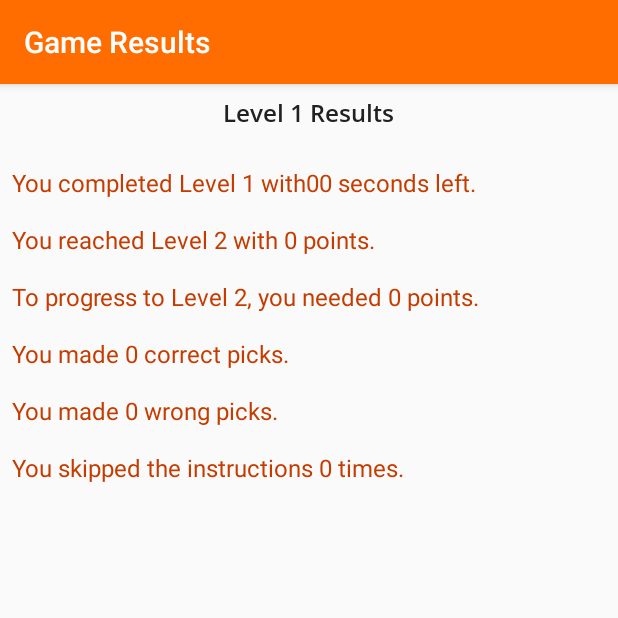
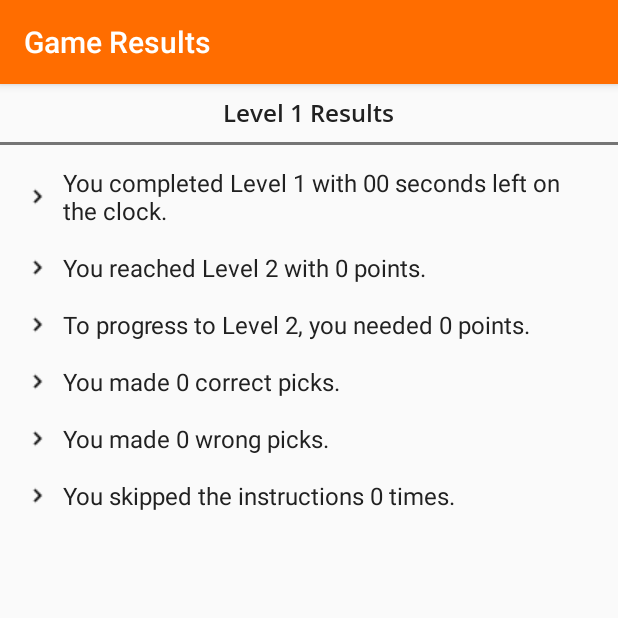
Before and after one commit to IsaacAsante/ColorCards, an Android app: the GameResultActivity screen opened directly, with no data from a screen before it, on a phone screen of 412 x 824 dp, the top half of it. Run offline under Robolectric (Android 15) with nearby library versions, the phone set to English and light mode, and no system bars; our stand-ins replace AdMob; libraries missing offline, so code that uses them is left out: com.applovin.sdk; 9 statements that could not run were skipped.

Commit message:
Layout enhancements on activity_game_result.xml and other minor changes.

```diff
--- a/src/main/java/com/nexrank/isaac/coloredcardsbraingame/FragmentUserProgress.java
+++ b/src/main/java/com/nexrank/isaac/coloredcardsbraingame/FragmentUserProgress.java
@@ -38,7 +38,7 @@ public class FragmentUserProgress extends Fragment {
     // Countdown-related fields
     private CountDownTimer timer;
     private long millisForCurrentLevel;
-    private final long INITIAL_TIME = 120000; // Must be 1min
+    private final long INITIAL_TIME = 30000; // Must be 1min
     private final long COUNTDOWN_INTERVAL = 1000;
     private final long BONUS_TIME = 60000;
 
--- a/src/main/java/com/nexrank/isaac/coloredcardsbraingame/GameResultActivity.java
+++ b/src/main/java/com/nexrank/isaac/coloredcardsbraingame/GameResultActivity.java
@@ -47,9 +47,9 @@ public class GameResultActivity extends AppCompatActivity {
         int minutes = (int) (userProgressBundle.getLong("timeLeft") / 1000) / 60;
         int secondsLeft = (int) (userProgressBundle.getLong("timeLeft") / 1000) % 60; // Convert the time left on the clock in seconds
         if (minutes > 0) {
-            formattedTimeLeft = String.format(Locale.getDefault(), "%dmin and %02ds left.", minutes, secondsLeft);
+            formattedTimeLeft = String.format(Locale.getDefault(), "%dmin and %02ds left on the clock.", minutes, secondsLeft);
         } else {
-            formattedTimeLeft = String.format(Locale.getDefault(), "%02d seconds left.", secondsLeft);
+            formattedTimeLeft = String.format(Locale.getDefault(), "%02d seconds left on the clock.", secondsLeft);
         }
         textView_LevelTimeLeft.append(formattedTimeLeft);
 
--- a/src/main/java/com/nexrank/isaac/coloredcardsbraingame/MainActivity.java
+++ b/src/main/java/com/nexrank/isaac/coloredcardsbraingame/MainActivity.java
@@ -20,6 +20,7 @@ import com.google.android.gms.ads.reward.RewardedVideoAdListener;
 
 public class MainActivity extends AppCompatActivity implements Communicator, RewardedVideoAdListener {
 
+    // TODO: Add Resume/Pause/Stop methods for the Reward Ad Video
     // TODO: Remove all hardcoded strings from layout files
     // TODO: Put all strings into Strings.xml
     // TODO: Fix all warnings in the code
--- a/src/main/res/layout/activity_game_result.xml
+++ b/src/main/res/layout/activity_game_result.xml
@@ -17,6 +17,12 @@
         android:textColor="@color/darkTextColor"
         android:textSize="16sp" />
 
+    <View
+        android:layout_width="match_parent"
+        android:layout_height="2dp"
+        android:background="@color/grey"
+        android:layout_below="@id/textView_ResultsHeader" />
+
 
     <TextView
         android:id="@+id/textView_LevelTimeLeftLabel"
@@ -24,7 +30,7 @@
         android:layout_width="wrap_content"
         android:layout_height="wrap_content"
         android:layout_below="@id/textView_ResultsHeader"
-        android:text="You completed Level 1 with" />
+        android:text="You completed Level 1 with " />
 
 
     <TextView
--- a/src/main/res/values/styles.xml
+++ b/src/main/res/values/styles.xml
@@ -19,11 +19,13 @@
     </style>
 
     <style name="GameResultLabel">
-        <item name="android:textColor">@color/colorPrimaryDark</item>
-        <item name="android:layout_marginEnd">8dp</item>
+        <item name="android:textColor">@color/darkTextColor</item>
+        <item name="android:layout_marginEnd">16dp</item>
         <item name="android:layout_marginTop">16dp</item>
-        <item name="android:layout_marginStart">8dp</item>
+        <item name="android:layout_marginStart">16dp</item>
         <item name="android:textSize">16sp</item>
+        <item name="android:drawableLeft">@drawable/baseline_chevron_right_black_18dp</item>
+        <item name="android:drawablePadding">8dp</item>
     </style>
 
     <style name="GameResultData">
```
Also changed, not shown: src/main/res/drawable/baseline_chevron_right_black_18dp.png (added).
